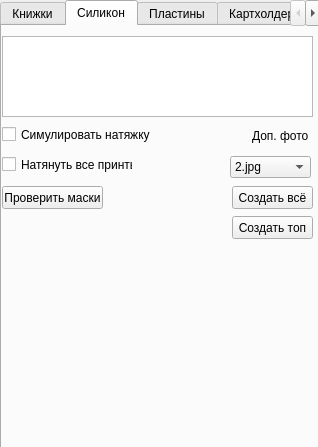
gora5624/Python, file WB/MakePrint/ui/MakeBookPrintUi.ui: the form before one commit.
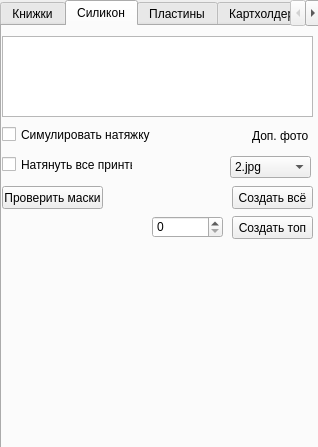
The form after the commit. The open tabs and pages were chosen to show the change.

```diff
--- a/WB/MakePrint/ui/MakeBookPrintUi.ui
+++ b/WB/MakePrint/ui/MakeBookPrintUi.ui
@@ -309,6 +309,19 @@
       <string>Создать топ</string>
      </property>
     </widget>
+    <widget class="QSpinBox" name="countPrints">
+     <property name="geometry">
+      <rect>
+       <x>150</x>
+       <y>190</y>
+       <width>71</width>
+       <height>22</height>
+      </rect>
+     </property>
+     <property name="maximum">
+      <number>99999</number>
+     </property>
+    </widget>
    </widget>
    <widget class="QWidget" name="plastins">
     <attribute name="title">
```
Left out of the diff: 7 changed lines with no effect on the pictures.
